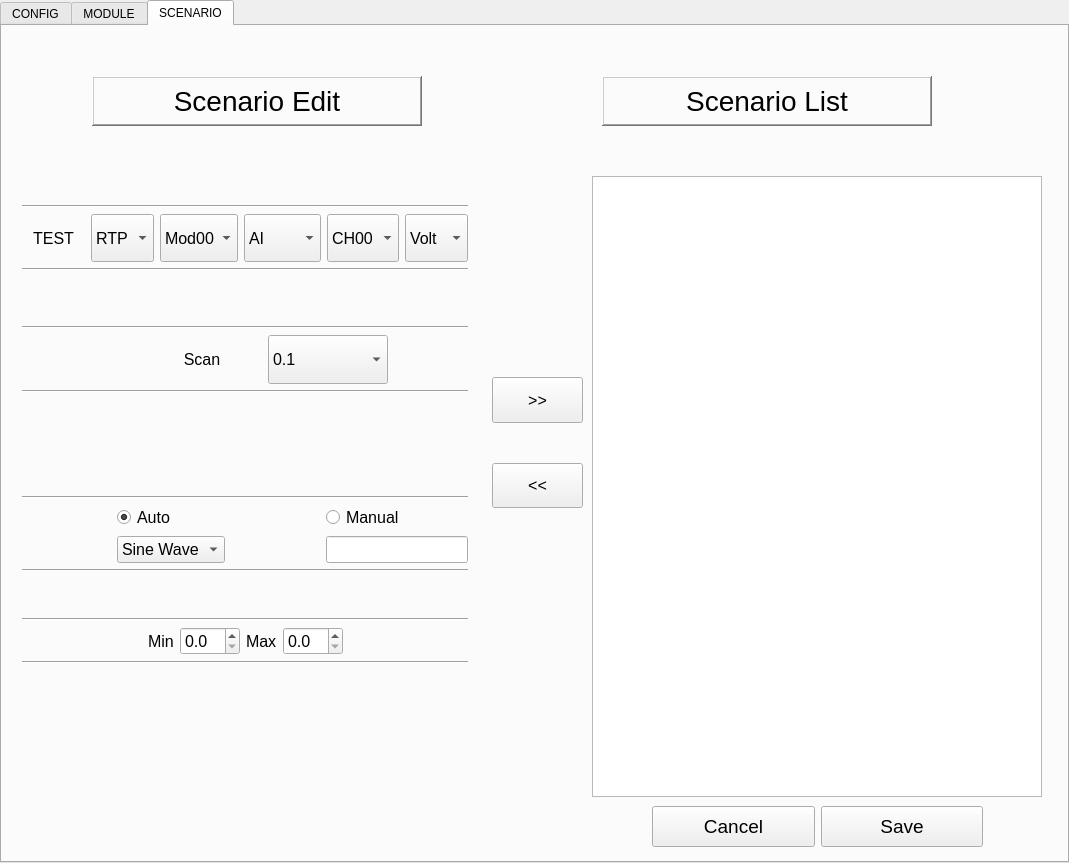
First picture: the form in siteApps/CDMSTester/CDMSTesterApp/project/Setup.ui, repository Sangil-Lee/Work, before the edit.
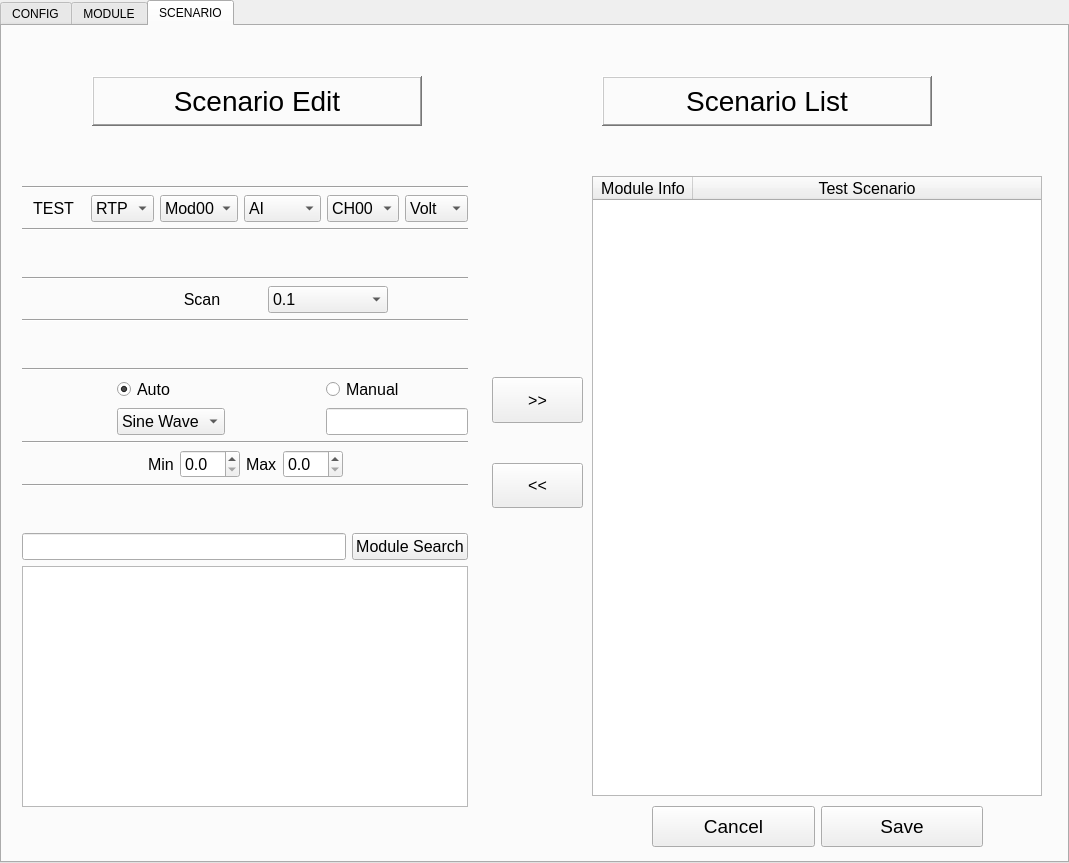
Second picture: the form after the edit. The open tabs and pages were chosen to show the change.

Patch:
```diff
--- a/siteApps/CDMSTester/CDMSTesterApp/project/Setup.ui
+++ b/siteApps/CDMSTester/CDMSTesterApp/project/Setup.ui
@@ -1128,21 +1128,6 @@
      <number>2</number>
     </property>
    </widget>
-   <widget class="QListWidget" name="scenList">
-    <property name="geometry">
-     <rect>
-      <x>590</x>
-      <y>150</y>
-      <width>450</width>
-      <height>621</height>
-     </rect>
-    </property>
-    <property name="font">
-     <font>
-      <pointsize>11</pointsize>
-     </font>
-    </property>
-   </widget>
    <widget class="QWidget" name="verticalLayoutWidget_2">
     <property name="geometry">
      <rect>
@@ -1259,12 +1244,12 @@
     <property name="geometry">
      <rect>
       <x>20</x>
-      <y>130</y>
+      <y>120</y>
       <width>446</width>
-      <height>671</height>
+      <height>701</height>
      </rect>
     </property>
-    <layout class="QVBoxLayout" name="verticalLayout_8" stretch="5,0,0,0,0,0,2">
+    <layout class="QVBoxLayout" name="verticalLayout_8" stretch="0,0,0,0,0,0,20,0">
      <item>
       <layout class="QVBoxLayout" name="verticalLayout_7">
        <item>
@@ -1769,19 +1754,6 @@
          </property>
         </spacer>
        </item>
-       <item>
-        <spacer name="verticalSpacer_13">
-         <property name="orientation">
-          <enum>Qt::Vertical</enum>
-         </property>
-         <property name="sizeHint" stdset="0">
-          <size>
-           <width>20</width>
-           <height>40</height>
-          </size>
-         </property>
-        </spacer>
-       </item>
        <item>
         <widget class="Line" name="line_4">
          <property name="orientation">
@@ -1923,26 +1895,6 @@
        </property>
       </widget>
      </item>
-     <item>
-      <spacer name="verticalSpacer_17">
-       <property name="orientation">
-        <enum>Qt::Vertical</enum>
-       </property>
-       <property name="sizeHint" stdset="0">
-        <size>
-         <width>20</width>
-         <height>40</height>
-        </size>
-       </property>
-      </spacer>
-     </item>
-     <item>
-      <widget class="Line" name="line_5">
-       <property name="orientation">
-        <enum>Qt::Horizontal</enum>
-       </property>
-      </widget>
-     </item>
      <item>
       <layout class="QHBoxLayout" name="horizontalLayout_12">
        <item>
@@ -2039,8 +1991,64 @@
        <property name="orientation">
         <enum>Qt::Vertical</enum>
        </property>
-       <property name="sizeType">
-        <enum>QSizePolicy::Preferred</enum>
+       <property name="sizeHint" stdset="0">
+        <size>
+         <width>20</width>
+         <height>40</height>
+        </size>
+       </property>
+      </spacer>
+     </item>
+     <item>
+      <layout class="QHBoxLayout" name="horizontalLayout_10">
+       <item>
+        <widget class="QLineEdit" name="modsearchLE">
+         <property name="sizePolicy">
+          <sizepolicy hsizetype="Expanding" vsizetype="Fixed">
+           <horstretch>0</horstretch>
+           <verstretch>0</verstretch>
+          </sizepolicy>
+         </property>
+         <property name="font">
+          <font>
+           <pointsize>12</pointsize>
+          </font>
+         </property>
+        </widget>
+       </item>
+       <item>
+        <widget class="QPushButton" name="modsearchPB">
+         <property name="sizePolicy">
+          <sizepolicy hsizetype="Minimum" vsizetype="Fixed">
+           <horstretch>0</horstretch>
+           <verstretch>0</verstretch>
+          </sizepolicy>
+         </property>
+         <property name="font">
+          <font>
+           <pointsize>12</pointsize>
+          </font>
+         </property>
+         <property name="text">
+          <string>Module Search</string>
+         </property>
+        </widget>
+       </item>
+      </layout>
+     </item>
+     <item>
+      <widget class="QListWidget" name="modList">
+       <property name="font">
+        <font>
+         <pointsize>11</pointsize>
+        </font>
+       </property>
+      </widget>
+     </item>
+     <item>
+      <spacer name="verticalSpacer_8">
+       <property name="orientation">
+        <enum>Qt::Vertical</enum>
        </property>
        <property name="sizeHint" stdset="0">
         <size>
@@ -2052,6 +2060,37 @@
      </item>
     </layout>
    </widget>
+   <widget class="QTableWidget" name="scenTable">
+    <property name="geometry">
+     <rect>
+      <x>590</x>
+      <y>150</y>
+      <width>450</width>
+      <height>620</height>
+     </rect>
+    </property>
+    <property name="font">
+     <font>
+      <pointsize>12</pointsize>
+     </font>
+    </property>
+    <attribute name="horizontalHeaderStretchLastSection">
+     <bool>true</bool>
+    </attribute>
+    <attribute name="verticalHeaderDefaultSectionSize">
+     <number>40</number>
+    </attribute>
+    <column>
+     <property name="text">
+      <string>Module Info</string>
+     </property>
+    </column>
+    <column>
+     <property name="text">
+      <string>Test Scenario</string>
+     </property>
+    </column>
+   </widget>
   </widget>
  </widget>
  <resources/>
```
Left out of the diff: 6 changed lines with no effect on the pictures.
